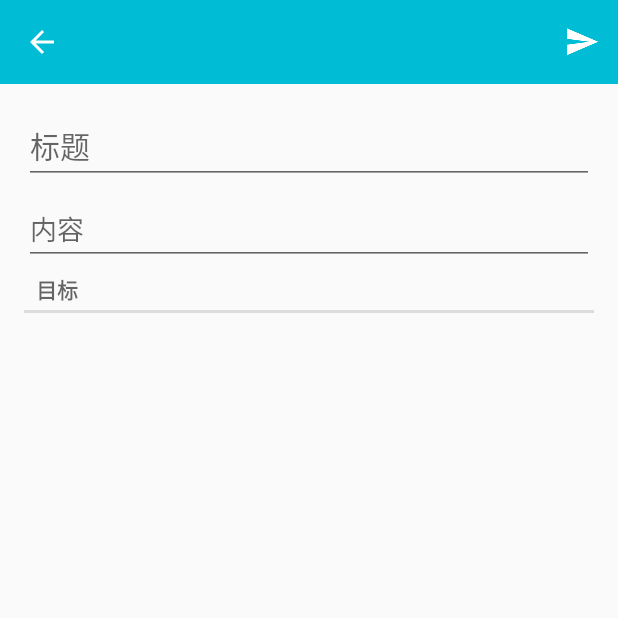
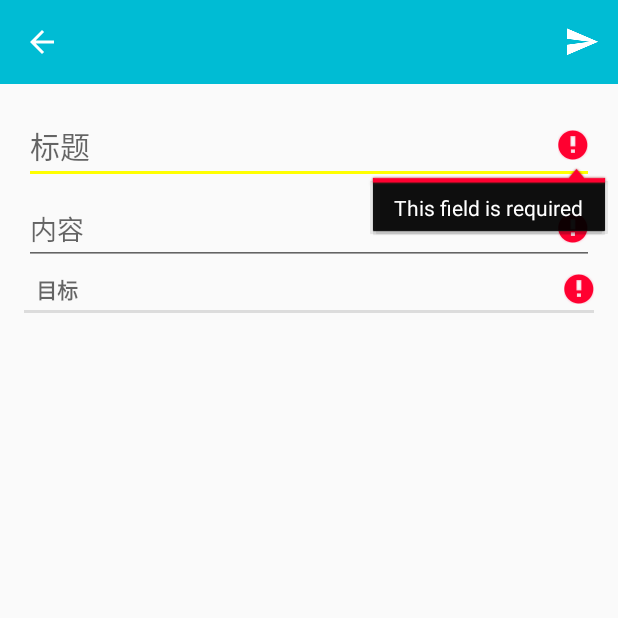
Before and after one commit to myihsan/CCBUPTServiceAdmin, an Android app: the fragment NoticeFragment placed in its activity, after a tap on "Send", on a phone screen of 412 x 824 dp, the top half of it. Run offline under Robolectric (Android 15) with nearby library versions, the phone set to English and light mode, and no system bars.

```diff
--- a/app/src/main/java/com/l3/android/ccbuptserviceadmin/NoticeFragment.java
+++ b/app/src/main/java/com/l3/android/ccbuptserviceadmin/NoticeFragment.java
@@ -8,6 +8,7 @@ import android.os.Bundle;
 import android.preference.PreferenceManager;
 import android.support.annotation.Nullable;
 import android.support.v4.app.NavUtils;
+import android.text.TextUtils;
 import android.util.Log;
 import android.view.LayoutInflater;
 import android.view.Menu;
@@ -16,8 +17,10 @@ import android.view.MenuItem;
 import android.view.View;
 import android.view.ViewGroup;
 import android.widget.CheckBox;
+import android.widget.CompoundButton;
 import android.widget.EditText;
 import android.widget.LinearLayout;
+import android.widget.TextView;
 import android.widget.Toast;
 
 import org.json.JSONArray;
@@ -39,6 +42,7 @@ public class NoticeFragment extends Fragment {
             "com.l3.android.ccbuptserviceadmin.notice_id";
 
     private EditText mTitleEditText, mContentEditText;
+    private TextView mTargetsTextView;
     private MenuItem mSendAction;
     private ArrayList<CheckBox> mCheckBoxes = new ArrayList<CheckBox>();
 
@@ -68,8 +72,9 @@ public class NoticeFragment extends Fragment {
     @Override
     public View onCreateView(LayoutInflater inflater, ViewGroup container, Bundle savedInstanceState) {
         View view = inflater.inflate(R.layout.fragment_notice, container, false);
-        mTitleEditText = (EditText) view.findViewById(R.id.new_notice_titleTextView);
-        mContentEditText = (EditText) view.findViewById(R.id.new_notice_contentTextView);
+        mTitleEditText = (EditText) view.findViewById(R.id.notice_titleTextView);
+        mContentEditText = (EditText) view.findViewById(R.id.notice_contentTextView);
+        mTargetsTextView = (TextView) view.findViewById(R.id.notice_targetsTextView);
         ArrayList<String> authority = new ArrayList<String>();
         try {
             authority = loadAuthority();
@@ -78,9 +83,14 @@ public class NoticeFragment extends Fragment {
         }
         LinearLayout linearLayout = (LinearLayout) view.findViewById(R.id.new_notice_linearLayout);
         for (int i = 0; i < authority.size(); i++) {
-            //在通过动态填充的方式找到CheckBox的文件
             CheckBox checkbox = (CheckBox) getActivity().getLayoutInflater().inflate(
                     R.layout.checkbox_new_notice, null);
+            checkbox.setOnCheckedChangeListener(new CompoundButton.OnCheckedChangeListener() {
+                @Override
+                public void onCheckedChanged(CompoundButton buttonView, boolean isChecked) {
+                    mTargetsTextView.setError(null);
+                }
+            });
             mCheckBoxes.add(checkbox);
             mCheckBoxes.get(i).setText(authority.get(i));
             linearLayout.addView(checkbox);
@@ -127,7 +137,7 @@ public class NoticeFragment extends Fragment {
     public void onCreateOptionsMenu(Menu menu, MenuInflater inflater) {
         super.onCreateOptionsMenu(menu, inflater);
         inflater.inflate(R.menu.menu_notice, menu);
-        mSendAction=menu.findItem(R.id.action_send);
+        mSendAction = menu.findItem(R.id.action_send);
     }
 
     @Override
@@ -139,12 +149,47 @@ public class NoticeFragment extends Fragment {
                 }
                 return true;
             case R.id.action_send:
-                mSendAction.setEnabled(false);
-                new SendTask().execute();
+                if (checkNotice()) {
+                    mSendAction.setEnabled(false);
+                    new SendTask().execute();
+                }
                 return true;
             default:
                 return super.onOptionsItemSelected(item);
         }
+    }
+
+    private boolean checkNotice() {
+        boolean flag = false;
+        View focusView = null;
+        mTitleEditText.setError(null);
+        mContentEditText.setError(null);
+        mTargetsTextView.setError(null);
+
+        String title = mTitleEditText.getText().toString();
+        String content = mContentEditText.getText().toString();
+        for (CheckBox checkBox : mCheckBoxes) {
+            if (checkBox.isChecked()) {
+                flag = true;
+            }
+        }
+        if (!flag) {
+            mTargetsTextView.setError(getString(R.string.error_field_required));
+        }
+        if (TextUtils.isEmpty(content)) {
+            mContentEditText.setError(getString(R.string.error_field_required));
+            focusView = mContentEditText;
+            flag = false;
+        }
+        if (TextUtils.isEmpty(title)) {
+            mTitleEditText.setError(getString(R.string.error_field_required));
+            focusView = mTitleEditText;
+            flag = false;
+        }
+        if (focusView != null) {
+            focusView.requestFocus();
+        }
+        return flag;
     }
 
     private ArrayList<String> loadAuthority() throws IOException, JSONException {
@@ -199,7 +244,7 @@ public class NoticeFragment extends Fragment {
                 .appendQueryParameter("title", mTitleEditText.getText().toString())
                 .appendQueryParameter("content", mContentEditText.getText().toString())
                 .appendQueryParameter("teacherId", String.valueOf(teacherId))
-                .appendQueryParameter("targets",targets)
+                .appendQueryParameter("targets", targets)
                 .build().toString();
         Log.d(TAG, url);
         try {
@@ -231,7 +276,7 @@ public class NoticeFragment extends Fragment {
                 .appendQueryParameter("id", String.valueOf(mNoticeId))
                 .appendQueryParameter("title", mTitleEditText.getText().toString())
                 .appendQueryParameter("content", mContentEditText.getText().toString())
-                .appendQueryParameter("targets",targets)
+                .appendQueryParameter("targets", targets)
                 .build().toString();
         Log.d(TAG, "edit: " + url);
         try {
--- a/app/src/main/res/layout/fragment_notice.xml
+++ b/app/src/main/res/layout/fragment_notice.xml
@@ -10,7 +10,7 @@
     android:orientation="vertical">
 
     <EditText
-        android:id="@+id/new_notice_titleTextView"
+        android:id="@+id/notice_titleTextView"
         android:layout_width="match_parent"
         android:layout_height="wrap_content"
         android:gravity="center_vertical"
@@ -20,7 +20,7 @@
         />
 
     <EditText
-        android:id="@+id/new_notice_contentTextView"
+        android:id="@+id/notice_contentTextView"
         android:layout_width="match_parent"
         android:layout_height="wrap_content"
         android:hint="@string/new_notice_content_hint"
@@ -30,6 +30,7 @@
         />
 
     <TextView
+        android:id="@+id/notice_targetsTextView"
         style="?android:listSeparatorTextViewStyle"
         android:layout_width="match_parent"
         android:layout_height="wrap_content"
```
